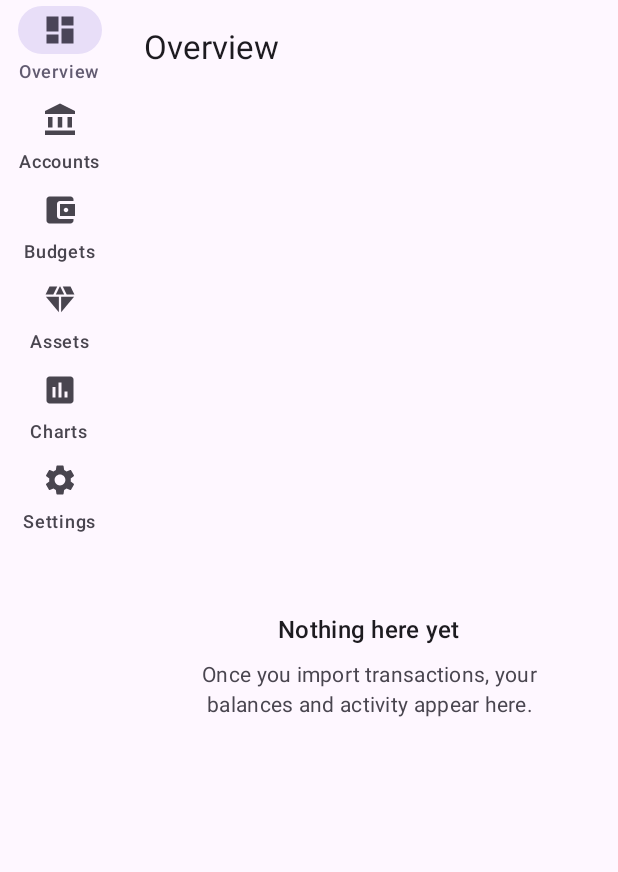
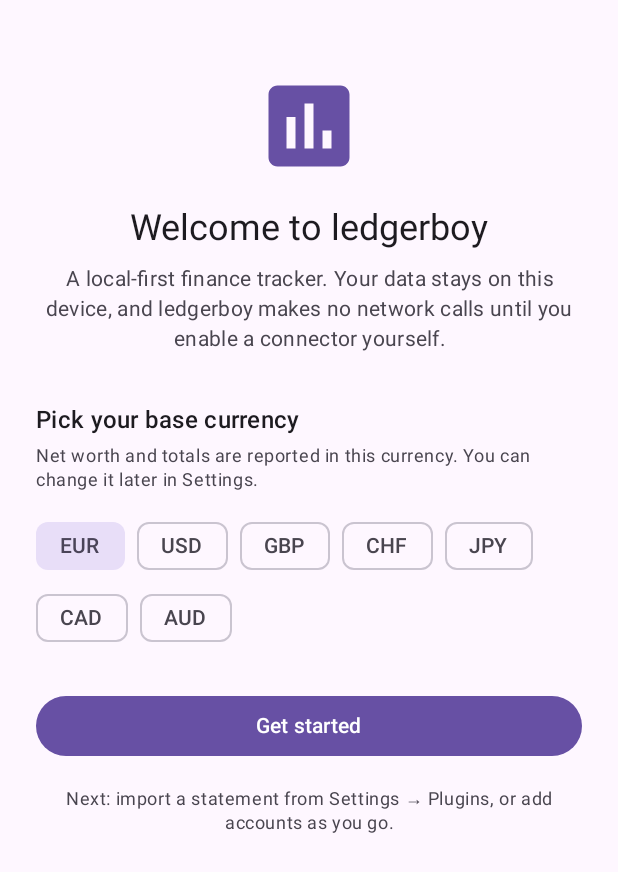
Before and after one commit to 887/ledgerboy, an Android app built with Jetpack Compose: the screen it shows after launch (LedgerboyActivity), on a phone screen of 412 x 824 dp. Shown: the top 872 px of the screen. Run offline under Robolectric (Android 15) with nearby library versions, the phone set to English and light mode, and no system bars; our stand-ins replace Material 3 Expressive styles (plain Material 3 is drawn), Room's generated code.

Commit message:
Phase L (onboarding) + Phase M base-currency setting
- AppPreferences (DataStore): base currency (default EUR) + onboarding
  flag; interface + impl (DIP) + in-memory-testable
- Onboarding screen: welcome + zero-network posture + base-currency
  chips, plain KYIS copy; activity gates first launch on it (null state
  holds the splash frame, no flash), choice persists
- Settings: base-currency row wired (shows current code + picker dialog,
  persisted, shared with onboarding) — Phase M.1
- AppPreferencesTest (defaults + persistence); 61 green. Live capture
  deferred (shared AVD busy). M theming/biometric/sample-data carry-fwd.

Co-Authored-By: Claude Opus 4.8 <noreply@anthropic.com>

```diff
--- a/app/src/main/java/com/eight87/ledgerboy/AppGraph.kt
+++ b/app/src/main/java/com/eight87/ledgerboy/AppGraph.kt
@@ -24,6 +24,7 @@ import kotlinx.coroutines.SupervisorJob
 import okhttp3.OkHttpClient
 
 private val Context.pluginDataStore: DataStore<Preferences> by preferencesDataStore(name = "plugins")
+private val Context.settingsDataStore: DataStore<Preferences> by preferencesDataStore(name = "settings")
 
 /**
  * A.5 / X — composition root. The single place that knows concrete types;
@@ -41,6 +42,10 @@ class AppGraph(
   val applicationContext: Context,
 ) {
   val applicationScope: CoroutineScope = CoroutineScope(SupervisorJob())
+
+  // ── App preferences (Phase L/M): base currency + onboarding gate ──
+  val appPreferences: com.eight87.ledgerboy.data.settings.AppPreferences =
+    com.eight87.ledgerboy.data.settings.DataStoreAppPreferences(applicationContext.settingsDataStore)
 
   // ── Plugin runtime (Phase X) ──
   val pluginManifest = PluginManifest
--- a/app/src/main/java/com/eight87/ledgerboy/LedgerboyActivity.kt
+++ b/app/src/main/java/com/eight87/ledgerboy/LedgerboyActivity.kt
@@ -5,8 +5,12 @@ import androidx.activity.ComponentActivity
 import androidx.activity.compose.setContent
 import androidx.activity.enableEdgeToEdge
 import androidx.core.splashscreen.SplashScreen.Companion.installSplashScreen
+import androidx.compose.runtime.getValue
+import androidx.lifecycle.compose.collectAsStateWithLifecycle
+import kotlinx.coroutines.launch
 import com.eight87.ledgerboy.theme.LedgerboyTheme
 import com.eight87.ledgerboy.ui.nav.LedgerboyApp
+import com.eight87.ledgerboy.ui.onboarding.OnboardingScreen
 
 /**
  * A.5 / A.10 — single activity hosting the Compose UI. Installs the
@@ -22,7 +26,22 @@ class LedgerboyActivity : ComponentActivity() {
     val graph = (application as LedgerboyApplication).graph
     setContent {
       LedgerboyTheme {
-        LedgerboyApp(graph)
+        // null = preference not loaded yet → keep the splash-coloured frame
+        // (no flash) until we know whether to onboard.
+        val onboarded by graph.appPreferences.onboardingComplete
+          .collectAsStateWithLifecycle(initialValue = null as Boolean?)
+        when (onboarded) {
+          null -> Unit
+          false -> OnboardingScreen(
+            onFinish = { baseCurrency ->
+              graph.applicationScope.launch {
+                graph.appPreferences.setBaseCurrency(baseCurrency)
+                graph.appPreferences.setOnboardingComplete(true)
+              }
+            },
+          )
+          true -> LedgerboyApp(graph)
+        }
       }
     }
   }
--- /dev/null
+++ b/app/src/main/java/com/eight87/ledgerboy/data/settings/AppPreferences.kt
@@ -0,0 +1,47 @@
+package com.eight87.ledgerboy.data.settings
+
+import androidx.datastore.core.DataStore
+import androidx.datastore.preferences.core.Preferences
+import androidx.datastore.preferences.core.booleanPreferencesKey
+import androidx.datastore.preferences.core.edit
+import androidx.datastore.preferences.core.stringPreferencesKey
+import kotlinx.coroutines.flow.Flow
+import kotlinx.coroutines.flow.map
+
+/**
+ * L/M — app-level user preferences (DataStore). Base currency is the
+ * currency net worth / aggregates are reported in; onboarding-complete
+ * gates the first-launch flow.
+ *
+ * Interface + DataStore impl so the onboarding/settings UI depends on the
+ * abstraction (DIP) and tests can use an in-memory fake.
+ */
+interface AppPreferences {
+  val baseCurrency: Flow<String>
+  val onboardingComplete: Flow<Boolean>
+  suspend fun setBaseCurrency(code: String)
+  suspend fun setOnboardingComplete(complete: Boolean)
+}
+
+class DataStoreAppPreferences(
+  private val dataStore: DataStore<Preferences>,
+) : AppPreferences {
+  override val baseCurrency: Flow<String> =
+    dataStore.data.map { it[BASE_CURRENCY] ?: DEFAULT_BASE }
+  override val onboardingComplete: Flow<Boolean> =
+    dataStore.data.map { it[ONBOARDED] ?: false }
+
+  override suspend fun setBaseCurrency(code: String) {
+    dataStore.edit { it[BASE_CURRENCY] = code }
+  }
+
+  override suspend fun setOnboardingComplete(complete: Boolean) {
+    dataStore.edit { it[ONBOARDED] = complete }
+  }
+
+  private companion object {
+    val BASE_CURRENCY = stringPreferencesKey("base_currency")
+    val ONBOARDED = booleanPreferencesKey("onboarding_complete")
+    const val DEFAULT_BASE = "EUR"
+  }
+}
--- a/app/src/main/java/com/eight87/ledgerboy/ui/nav/LedgerboyApp.kt
+++ b/app/src/main/java/com/eight87/ledgerboy/ui/nav/LedgerboyApp.kt
@@ -116,6 +116,7 @@ fun LedgerboyApp(graph: AppGraph) {
           entry<SettingsRoot> {
             RootScaffold(R.string.dest_settings) {
               SettingsScreen(
+                appPreferences = graph.appPreferences,
                 onOpenAbout = { backStack.push(SettingsAbout) },
                 onOpenPlugins = { backStack.push(SettingsPlugins) },
                 onOpenCategories = { backStack.push(SettingsCategories) },
--- /dev/null
+++ b/app/src/main/java/com/eight87/ledgerboy/ui/onboarding/OnboardingScreen.kt
@@ -0,0 +1,117 @@
+@file:OptIn(androidx.compose.foundation.layout.ExperimentalLayoutApi::class)
+
+package com.eight87.ledgerboy.ui.onboarding
+
+import androidx.compose.foundation.layout.Arrangement
+import androidx.compose.foundation.layout.Column
+import androidx.compose.foundation.layout.FlowRow
+import androidx.compose.foundation.layout.Spacer
+import androidx.compose.foundation.layout.fillMaxSize
+import androidx.compose.foundation.layout.fillMaxWidth
+import androidx.compose.foundation.layout.height
+import androidx.compose.foundation.layout.padding
+import androidx.compose.foundation.layout.size
+import androidx.compose.foundation.rememberScrollState
+import androidx.compose.foundation.verticalScroll
+import androidx.compose.material.icons.Icons
+import androidx.compose.material.icons.filled.InsertChart
+import androidx.compose.material3.Button
+import androidx.compose.material3.FilterChip
+import androidx.compose.material3.Icon
+import androidx.compose.material3.MaterialTheme
+import androidx.compose.material3.Scaffold
+import androidx.compose.material3.Text
+import androidx.compose.runtime.Composable
+import androidx.compose.runtime.getValue
+import androidx.compose.runtime.mutableStateOf
+import androidx.compose.runtime.remember
+import androidx.compose.runtime.setValue
+import androidx.compose.ui.Alignment
+import androidx.compose.ui.Modifier
+import androidx.compose.ui.res.stringResource
+import androidx.compose.ui.text.style.TextAlign
+import androidx.compose.ui.unit.dp
+import com.eight87.ledgerboy.R
+
+/**
+ * L — first-launch onboarding. Plain, factual copy (KYIS): welcome +
+ * the privacy posture, then pick a base currency. Finishing persists the
+ * choice and flips the onboarding-complete flag so the rail takes over.
+ * No vibes copy, no account-on-our-server step.
+ */
+private val BASE_CURRENCIES = listOf("EUR", "USD", "GBP", "CHF", "JPY", "CAD", "AUD")
+
+@Composable
+fun OnboardingScreen(
+  onFinish: (baseCurrency: String) -> Unit,
+) {
+  var selected by remember { mutableStateOf("EUR") }
+  Scaffold { innerPadding ->
+    Column(
+      modifier = Modifier
+        .fillMaxSize()
+        .padding(innerPadding)
+        .verticalScroll(rememberScrollState())
+        .padding(horizontal = 24.dp),
+      horizontalAlignment = Alignment.CenterHorizontally,
+    ) {
+      Spacer(Modifier.height(48.dp))
+      Icon(
+        Icons.Filled.InsertChart,
+        contentDescription = null,
+        tint = MaterialTheme.colorScheme.primary,
+        modifier = Modifier.size(72.dp),
+      )
+      Text(
+        stringResource(R.string.onboarding_welcome_title),
+        style = MaterialTheme.typography.headlineSmall,
+        modifier = Modifier.padding(top = 16.dp),
+      )
+      Text(
+        stringResource(R.string.onboarding_welcome_body),
+        style = MaterialTheme.typography.bodyMedium,
+        color = MaterialTheme.colorScheme.onSurfaceVariant,
+        textAlign = TextAlign.Center,
+        modifier = Modifier.padding(top = 8.dp),
+      )
+
+      Spacer(Modifier.height(32.dp))
+      Text(
+        stringResource(R.string.onboarding_base_currency_title),
+        style = MaterialTheme.typography.titleMedium,
+        modifier = Modifier.align(Alignment.Start),
+      )
+      Text(
+        stringResource(R.string.onboarding_base_currency_body),
+        style = MaterialTheme.typography.bodySmall,
+        color = MaterialTheme.colorScheme.onSurfaceVariant,
+        modifier = Modifier.align(Alignment.Start).padding(top = 4.dp),
+      )
+      FlowRow(
+        modifier = Modifier.fillMaxWidth().padding(top = 12.dp),
+        horizontalArrangement = Arrangement.spacedBy(8.dp),
+      ) {
+        BASE_CURRENCIES.forEach { code ->
+          FilterChip(
+            selected = selected == code,
+            onClick = { selected = code },
+            label = { Text(code) },
+          )
+        }
+      }
+
+      Spacer(Modifier.height(24.dp))
+      Button(
+        onClick = { onFinish(selected) },
+        modifier = Modifier.fillMaxWidth(),
+      ) { Text(stringResource(R.string.onboarding_get_started)) }
+      Text(
+        stringResource(R.string.onboarding_next_step),
+        style = MaterialTheme.typography.bodySmall,
+        color = MaterialTheme.colorScheme.onSurfaceVariant,
+        textAlign = TextAlign.Center,
+        modifier = Modifier.padding(top = 16.dp, bottom = 24.dp),
+      )
+    }
+  }
+}
--- a/app/src/main/res/values/strings.xml
+++ b/app/src/main/res/values/strings.xml
@@ -100,6 +100,14 @@
     <string name="charts_income">Income</string>
     <string name="charts_expense">Expense</string>
 
+    <!-- ── Onboarding (Phase L) ── -->
+    <string name="onboarding_welcome_title">Welcome to ledgerboy</string>
+    <string name="onboarding_welcome_body">A local-first finance tracker. Your data stays on this device, and ledgerboy makes no network calls until you enable a connector yourself.</string>
+    <string name="onboarding_base_currency_title">Pick your base currency</string>
+    <string name="onboarding_base_currency_body">Net worth and totals are reported in this currency. You can change it later in Settings.</string>
+    <string name="onboarding_get_started">Get started</string>
+    <string name="onboarding_next_step">Next: import a statement from Settings → Plugins, or add accounts as you go.</string>
+
     <!-- ── Settings root ── -->
     <string name="settings_title">Settings</string>
     <string name="settings_group_general">General</string>
```
Also changed, not shown: app/src/main/java/com/eight87/ledgerboy/ui/settings/SettingsScreen.kt (+46 -1 lines), 2 other files.
